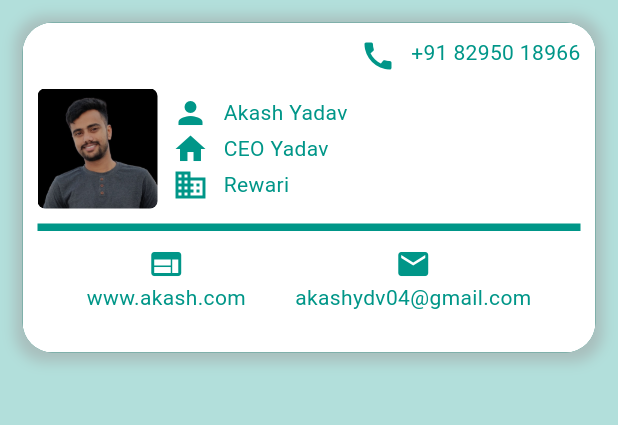
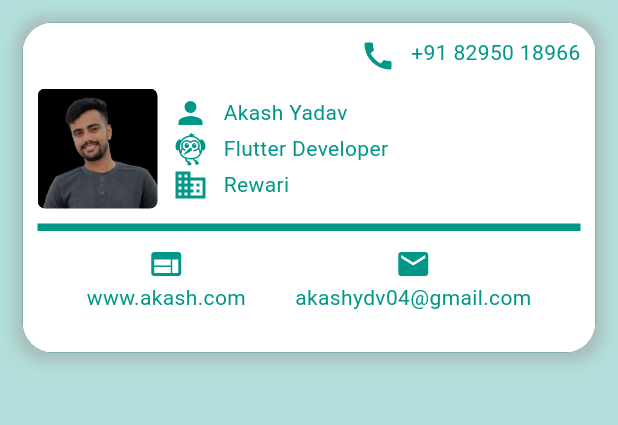
Before and after one commit to akashydv04/card_connect, a Flutter app: the screen it shows after launch, on a phone screen of 412 x 824 dp, the part 84-509 px from its top. Run offline on Flutter 3.47's test engine with Material 3 defaults, Android fonts, the phone set to English and light mode, and no system bars.

Commit message:
designation update

```diff
--- a/lib/ui/home_screen.dart
+++ b/lib/ui/home_screen.dart
@@ -68,9 +68,9 @@ class HomeScreen extends StatelessWidget {
                           ),
                           Row(
                             children: [
-                              Icon(Icons.home, color: Colors.teal),
+                              Icon(Icons.flutter_dash, color: Colors.teal),
                               SizedBox(width: 10),
-                              Text("CEO Yadav",
+                              Text("Flutter Developer",
                                   style: TextStyle(color: Colors.teal)),
                             ],
                           ),
```
